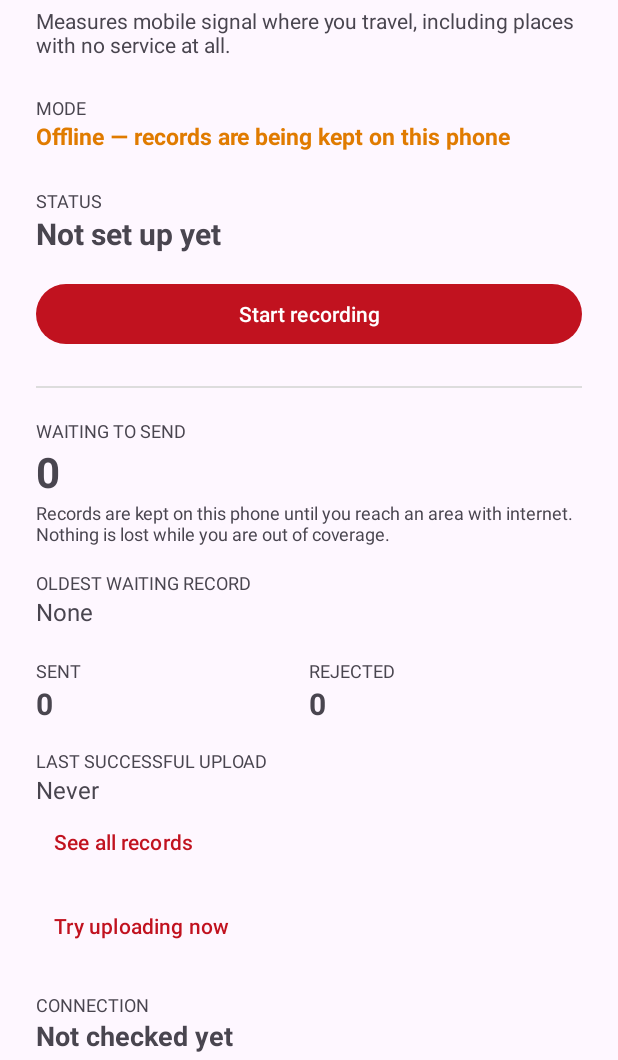
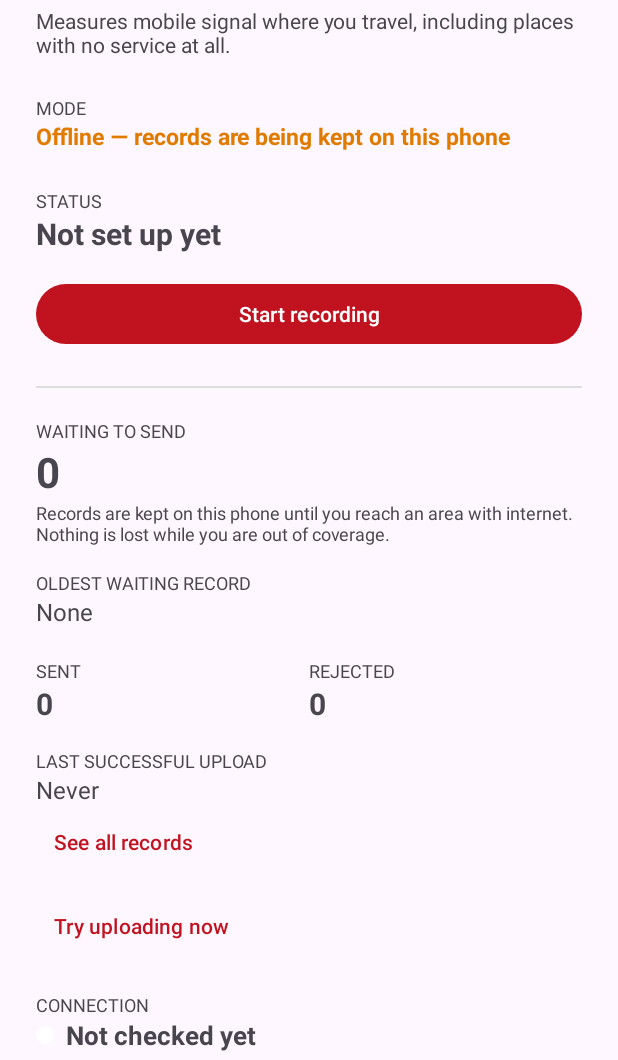
Before and after one commit to Kavu1000/aipnicmp, an Android app: the screen it shows after launch (MainActivity), on a phone screen of 412 x 824 dp, the part 176-1236 px from its top. Run offline under Robolectric (Android 15) with nearby library versions, the phone set to English and light mode, and no system bars; 1 statement that could not run was skipped.

Commit message:
Colour the connection status, and stop it answering in English
Two faults visible in one screenshot of the Lao interface. The status
read in plain black whether the server had accepted the device or
refused to answer at all, and the line beneath it ended with "Connected
and registered" — an English sentence sitting in the middle of Lao text.

The second was the more embarrassing: the API client returned prose, so
whatever it said appeared verbatim on screen regardless of language. It
now returns a code — connected, not registered, key conflict,
unreachable — and the screen chooses the wording. Those four are worth
telling apart because each needs a different remedy.

Status is now green, amber or red with a matching dot, the same three
colours the map uses for working, degraded and absent, so someone who
has read the map already knows what they mean. The technical detail is
shown only on failure, where it is genuinely useful and legitimately
English because it comes from the platform; on success it would have
repeated the headline in the wrong language.

All 73 strings translated, verified complete.

Co-Authored-By: Claude Opus 5 <noreply@anthropic.com>

```diff
--- /dev/null
+++ b/android/app/src/main/res/drawable/status_dot.xml
@@ -0,0 +1,9 @@
+<?xml version="1.0" encoding="utf-8"?>
+<!-- Tinted in code to match the connection state. -->
+<shape xmlns:android="http://schemas.android.com/apk/res/android"
+    android:shape="oval">
+    <solid android:color="#FFFFFF" />
+    <size
+        android:width="12dp"
+        android:height="12dp" />
+</shape>
--- a/android/app/src/main/res/layout/activity_main.xml
+++ b/android/app/src/main/res/layout/activity_main.xml
@@ -207,13 +207,28 @@
             android:textSize="12sp"
             android:textAllCaps="true" />
 
-        <TextView
-            android:id="@+id/connectionValue"
+        <LinearLayout
             android:layout_width="match_parent"
             android:layout_height="wrap_content"
-            android:text="@string/connection_unknown"
-            android:textSize="18sp"
-            android:textStyle="bold" />
+            android:orientation="horizontal"
+            android:gravity="center_vertical">
+
+            <View
+                android:id="@+id/connectionDot"
+                android:layout_width="12dp"
+                android:layout_height="12dp"
+                android:layout_marginEnd="8dp"
+                android:background="@drawable/status_dot" />
+
+            <TextView
+                android:id="@+id/connectionValue"
+                android:layout_width="0dp"
+                android:layout_height="wrap_content"
+                android:layout_weight="1"
+                android:text="@string/connection_unknown"
+                android:textSize="17sp"
+                android:textStyle="bold" />
+        </LinearLayout>
 
         <TextView
             android:id="@+id/connectionDetail"
--- a/android/app/src/main/res/values/strings.xml
+++ b/android/app/src/main/res/values/strings.xml
@@ -35,6 +35,7 @@
     <string name="connection_checking">Checking…</string>
     <string name="connection_ok">Connected — the server accepts this device</string>
     <string name="connection_reachable_not_enrolled">Server reachable, but this device is not registered</string>
+    <string name="connection_key_conflict">This server knows this device under a different key. Reinstall the app to register again.</string>
     <string name="connection_failed">Cannot reach the server</string>
     <string name="connection_checked_at">Checked %1$s</string>
     <string name="action_reset_server">Use default</string>
```
Also changed, not shown: android/app/src/main/java/la/aipnicmp/collector/ui/MainActivity.kt (+39 -12 lines), android/app/src/main/java/la/aipnicmp/collector/upload/ApiClient.kt (+35 -22 lines), 1 other file.
